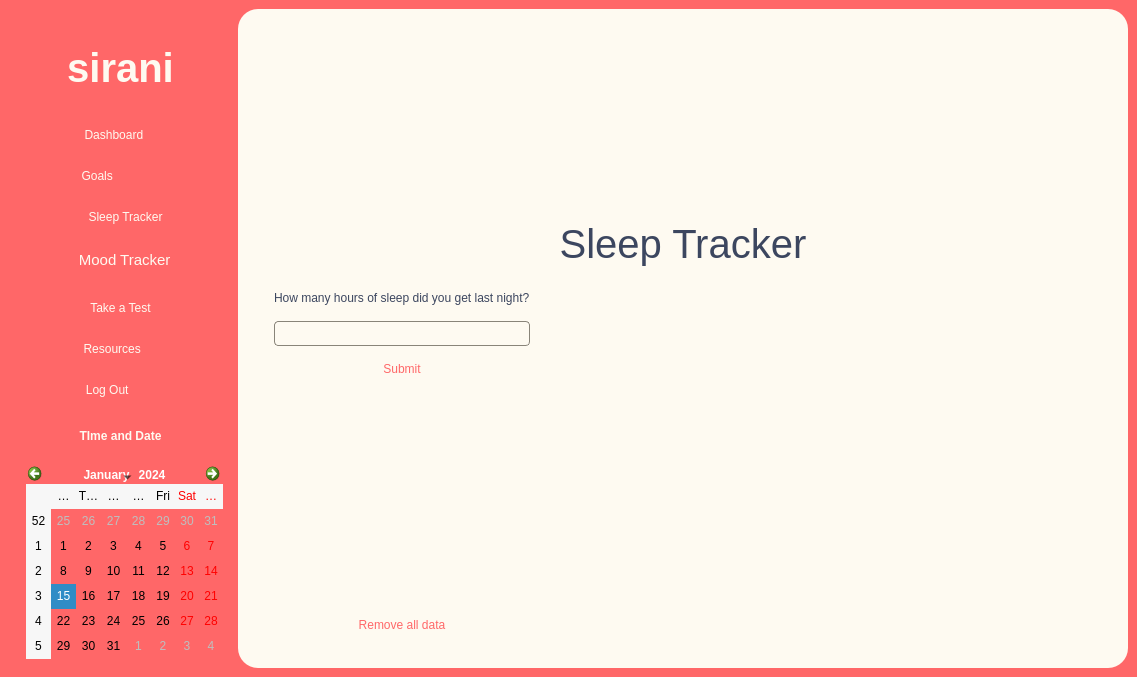
Old version of the form source_code/homescreen.ui in the repository suwubham/sirani.
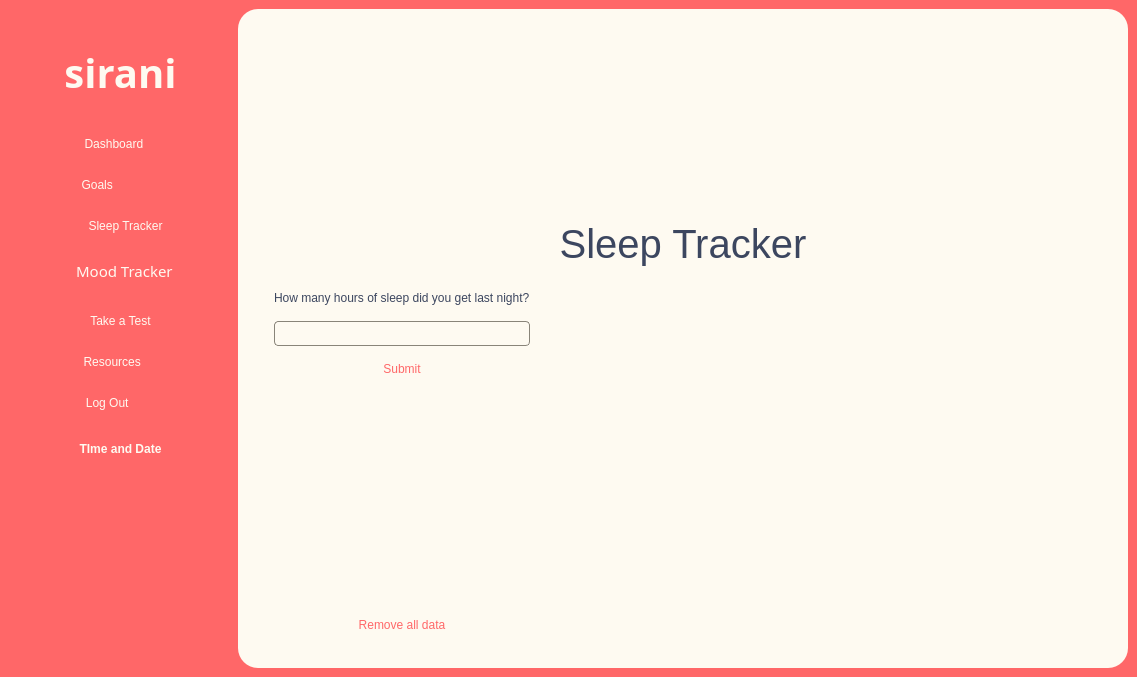
New version of the form. The open tabs and pages were chosen to show the change. Icons and pictures are not drawn.

The edit to the form file:
```diff
--- a/source_code/homescreen.ui
+++ b/source_code/homescreen.ui
@@ -99,6 +99,7 @@
         <widget class="QLabel" name="Sirani">
          <property name="font">
           <font>
+           <family>FONTSPRING DEMO - Pontiac Black</family>
            <pointsize>30</pointsize>
            <italic>false</italic>
            <bold>true</bold>
@@ -257,6 +258,7 @@
         <widget class="QPushButton" name="MoodTrackerButton">
          <property name="font">
           <font>
+           <family>Foco</family>
            <pointsize>11</pointsize>
            <italic>false</italic>
            <bold>false</bold>
@@ -445,9 +447,6 @@
          </property>
         </spacer>
        </item>
-       <item row="19" column="1">
-        <widget class="QCalendarWidget" name="calendarWidget"/>
-       </item>
       </layout>
      </widget>
     </item>
```
Left out of the diff: 15 changed lines with no effect on the pictures.
